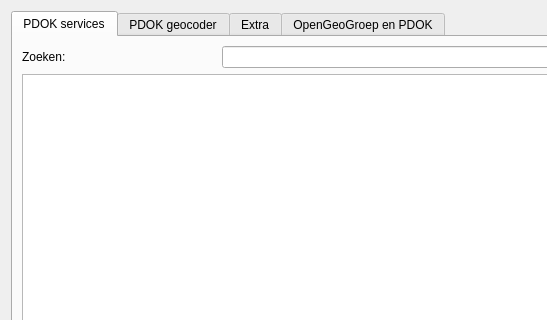
Qt form ui_pdokservicesplugindialog.ui (rduivenvoorde/pdokservicesplugin) before a commit; both pictures show x 0 to 547 and y 0 to 320 of the 832 by 800 pixel window.
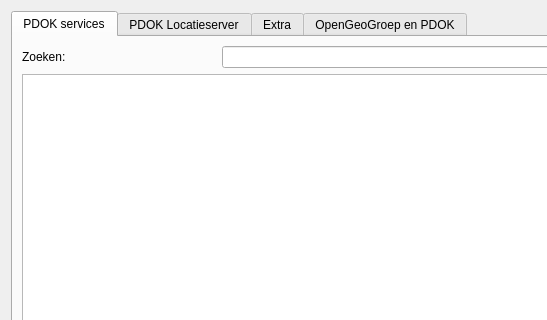
The same form after that commit. Icons and pictures are not drawn.

Commit message: Last Geocoder -> Locatieserver strings, fix #20

```diff
--- a/ui_pdokservicesplugindialog.ui
+++ b/ui_pdokservicesplugindialog.ui
@@ -77,7 +77,7 @@
      </widget>
      <widget class="QWidget" name="tab_3">
       <attribute name="title">
-       <string>PDOK geocoder</string>
+       <string>PDOK Locatieserver</string>
       </attribute>
       <layout class="QGridLayout" name="gridLayout_4">
        <item row="0" column="1" colspan="2">
```
The commit also changes 1 other file.
